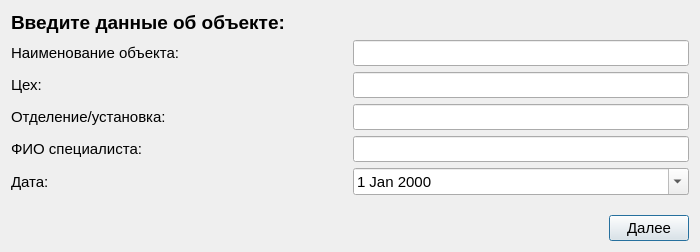
Above: ObjectWindow.ui from Rekvim/MpiSdk before the change. Below: the same form after it.
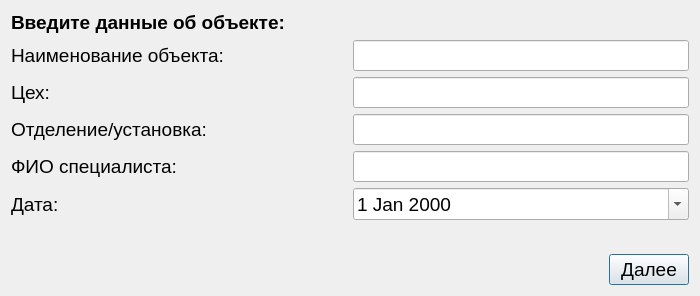
That is the form after the change.

```diff
--- a/ObjectWindow.ui
+++ b/ObjectWindow.ui
@@ -7,7 +7,7 @@
     <x>0</x>
     <y>0</y>
     <width>700</width>
-    <height>252</height>
+    <height>296</height>
    </rect>
   </property>
   <property name="windowTitle">
@@ -39,7 +39,7 @@
        </property>
        <property name="font">
         <font>
-         <pointsize>11</pointsize>
+         <pointsize>14</pointsize>
         </font>
        </property>
        <property name="text">
@@ -51,7 +51,7 @@
       <widget class="QLineEdit" name="lineEdit_object">
        <property name="font">
         <font>
-         <pointsize>11</pointsize>
+         <pointsize>14</pointsize>
         </font>
        </property>
       </widget>
@@ -70,7 +70,7 @@
        </property>
        <property name="font">
         <font>
-         <pointsize>11</pointsize>
+         <pointsize>14</pointsize>
         </font>
        </property>
        <property name="text">
@@ -82,7 +82,7 @@
       <widget class="QLineEdit" name="lineEdit_manufactory">
        <property name="font">
         <font>
-         <pointsize>11</pointsize>
+         <pointsize>14</pointsize>
         </font>
        </property>
       </widget>
@@ -101,7 +101,7 @@
        </property>
        <property name="font">
         <font>
-         <pointsize>11</pointsize>
+         <pointsize>14</pointsize>
         </font>
        </property>
        <property name="text">
@@ -113,7 +113,7 @@
       <widget class="QLineEdit" name="lineEdit_department">
        <property name="font">
         <font>
-         <pointsize>11</pointsize>
+         <pointsize>14</pointsize>
         </font>
        </property>
       </widget>
@@ -132,7 +132,7 @@
        </property>
        <property name="font">
         <font>
-         <pointsize>11</pointsize>
+         <pointsize>14</pointsize>
         </font>
        </property>
        <property name="text">
@@ -144,7 +144,7 @@
       <widget class="QLineEdit" name="lineEdit_FIO">
        <property name="font">
         <font>
-         <pointsize>11</pointsize>
+         <pointsize>14</pointsize>
         </font>
        </property>
       </widget>
@@ -163,7 +163,7 @@
        </property>
        <property name="font">
         <font>
-         <pointsize>11</pointsize>
+         <pointsize>14</pointsize>
         </font>
        </property>
        <property name="text">
@@ -181,7 +181,7 @@
        </property>
        <property name="font">
         <font>
-         <pointsize>11</pointsize>
+         <pointsize>14</pointsize>
         </font>
        </property>
        <property name="calendarPopup">
@@ -223,7 +223,7 @@
       <widget class="QPushButton" name="pushButton">
        <property name="font">
         <font>
-         <pointsize>11</pointsize>
+         <pointsize>14</pointsize>
         </font>
        </property>
        <property name="text">
```
